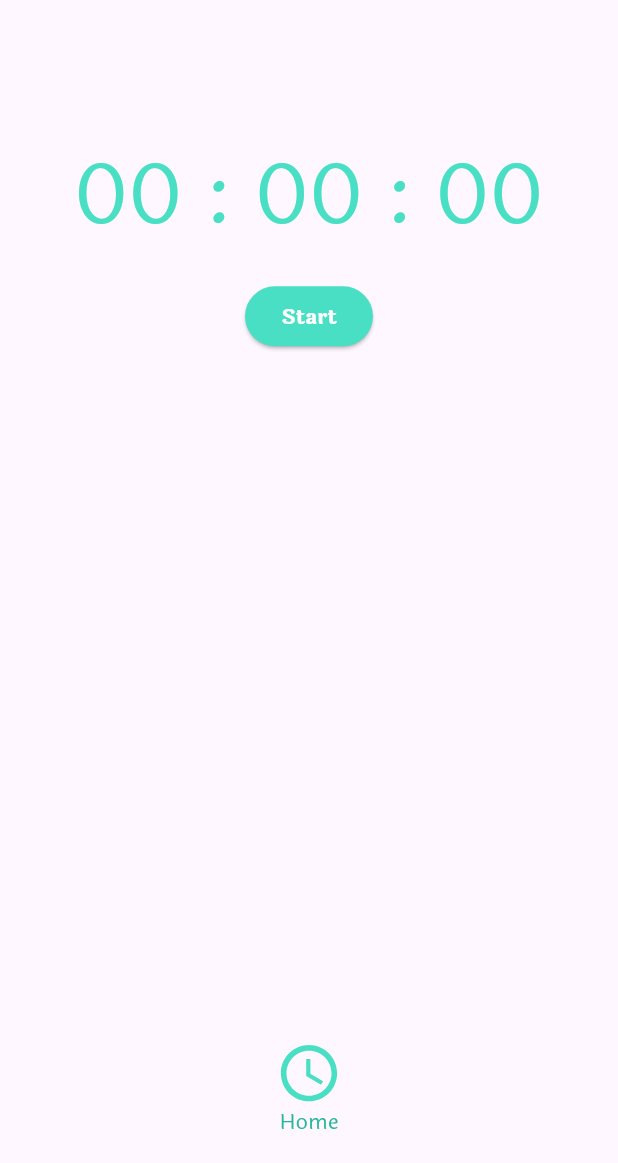
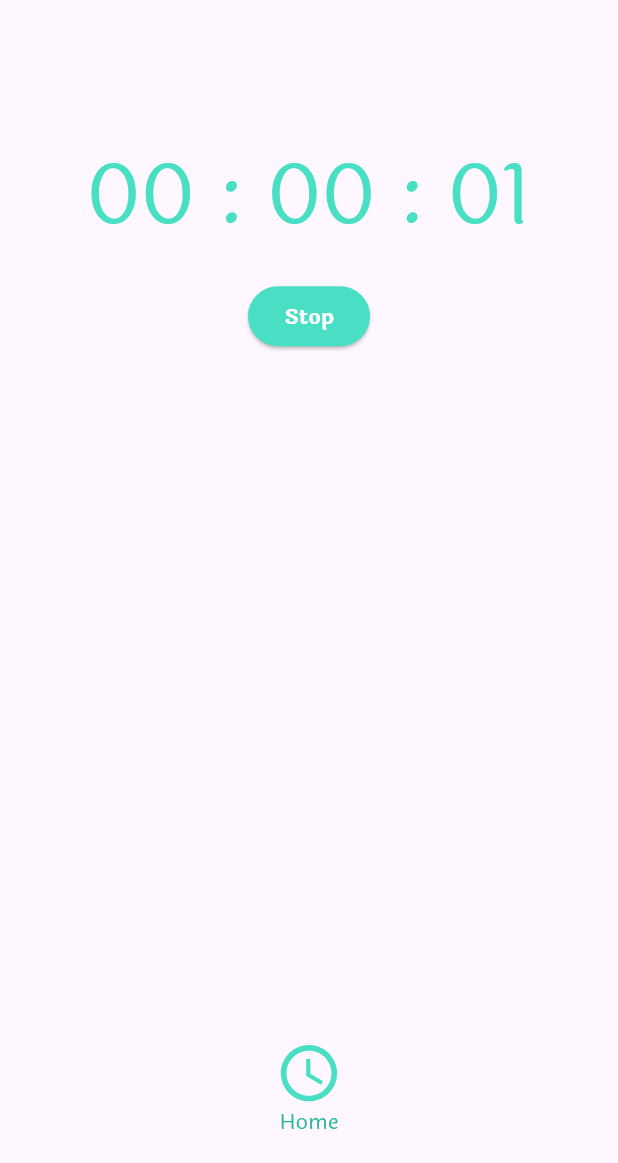
Before and after one commit to SyedSamee/Clockie, a Flutter app: the screen it shows after launch, after a tap on "Stop watch", after a tap on "Start", on a phone screen of 412 x 824 dp, the part 73-1236 px from its top. Run offline on Flutter 3.47's test engine with Material 2 defaults, Android fonts, the phone set to English and light mode, and no system bars; our stand-ins replace bloc, dotted_border, flutter_bloc, flutter_svg, sleek_circular_slider.

Commit message:
with stop watch

```diff
--- a/lib/config/extentions/time_extention.dart
+++ b/lib/config/extentions/time_extention.dart
@@ -3,6 +3,5 @@ import 'package:intl/intl.dart';
 extension TimeExtention on DateTime {
   String get timeFormater {
     return DateFormat("h: mm a").format(this);
-    // return "${this.hour}: ${this.minute}";
   }
 }
--- a/lib/config/utils.dart
+++ b/lib/config/utils.dart
@@ -1,7 +1,16 @@
+import 'dart:async';
+
+import 'package:clockie/config/extentions/string_extention.dart';
+import 'package:clockie/view/stopwatch/bloc/stop_bloc.dart';
 import 'package:flutter/material.dart';
 
 Color appColorOne = const Color(0xff49DFC4);
 Color appColorTwo = const Color(0xff26B69C);
+int mainValueHours = 0;
+int mainValueMins = 0;
+int mainValueSecs = 0;
+
+Timer? stopWatchTimer;
 
 CircularProgressIndicator appProgressIndicator = CircularProgressIndicator(
   color: appColorOne,
--- a/lib/controller/stopwatch_controller.dart/stopwatch_controller.dart
+++ b/lib/controller/stopwatch_controller.dart/stopwatch_controller.dart
@@ -2,43 +2,22 @@ import 'dart:async';
 
 import 'package:clockie/config/extentions/string_extention.dart';
 import 'package:clockie/config/extentions/time_extention.dart';
+import 'package:clockie/config/utils.dart';
 import 'package:clockie/view/home/bloc/home_bloc.dart';
 import 'package:clockie/view/stopwatch/bloc/stop_bloc.dart';
 
 class StopWatchController {
-  Timer? timer;
+  stopWatchStartTime(StopWatchBloc stopBloc, bool isStoped, String? time,
+      List? timeValues, bool isResume) {
+    int mainValueHours = 0;
+    int mainValueMins = 0;
+    int mainValueSecs = 0;
 
-  stopWatchStartTime(StopBloc stopBloc, bool isStoped, List<int> times) {
-    // there is a value which pluss
-
-    int mainValueHours =
-        // isStoped ? times.first :
-        0;
-    int mainValueMins =
-        // isStoped
-        //     ?
-        //     times
-        //         .sublist(
-        //           1,
-        //           2,
-        //         )
-        //         .first
-        //     :
-        0;
-    int mainValueSecs =
-
-        // isStoped
-        //     ? times
-        //         .sublist(
-        //           2,
-        //           3,
-        //         )
-        //         .first
-        //     :
-        0;
-
-    timer = Timer.periodic(Duration(seconds: 1), (secTimer) {
-      isStoped ? {secTimer.cancel(), secTimer.cancel()} : null;
+    if (isResume == false) {
+      if (isStoped == false && timeValues == null) {
+        //initial timer will start from here
+        stopWatchTimer?.cancel();
+        stopWatchTimer = Timer.periodic(Duration(seconds: 1), (secTimer) {
           mainValueSecs += 1;
 
           if (mainValueSecs >= 60) {
@@ -52,15 +31,51 @@ class StopWatchController {
           }
 
           if (mainValueHours >= 24) {
-        timer?.cancel();
+            stopWatchTimer?.cancel();
           }
 
           stopBloc.add(StopWatchTimerEvent(
+              unFilteredTime: [mainValueHours, mainValueMins, mainValueSecs],
               time:
                   "${mainValueHours.toString().timeIdentifier} : ${mainValueMins.toString().timeIdentifier} : ${mainValueSecs.toString().timeIdentifier}"));
         });
-    timer?.cancel();
+      } else {
+        //used for stoping
+        stopWatchTimer?.cancel();
+        stopBloc.add(
+            ResumeWatchTimerEvent(time: time!, unFilteredTime: timeValues!));
+      }
+    } else {
+      //resume controls
+      //you can also used this for restating a timer with custom timeValues = > working
+      int stopValueHours = timeValues?.first;
 
-    // each sec it will add timed value
+      int stopValueMins = timeValues?.sublist(1, 2).first;
+
+      int stopValueSecs = timeValues?.last;
+
+      stopWatchTimer = Timer.periodic(Duration(seconds: 1), (secTimer) {
+        stopValueSecs += 1;
+
+        if (stopValueSecs >= 60) {
+          stopValueMins++;
+          stopValueSecs = 0;
+        }
+
+        if (stopValueMins >= 60) {
+          stopValueHours += 1;
+          stopValueMins = 0;
+        }
+
+        if (stopValueHours >= 24) {
+          stopWatchTimer?.cancel();
+        }
+
+        stopBloc.add(StopWatchTimerEvent(
+            unFilteredTime: [stopValueHours, stopValueMins, stopValueSecs],
+            time:
+                "${stopValueHours.toString().timeIdentifier} : ${stopValueMins.toString().timeIdentifier} : ${stopValueSecs.toString().timeIdentifier}"));
+      });
     }
   }
+}
--- a/lib/main.dart
+++ b/lib/main.dart
@@ -9,11 +9,10 @@ void main() {
 class MyApp extends StatelessWidget {
   const MyApp({super.key});
 
-  // This widget is the root of your application.
   @override
   Widget build(BuildContext context) {
     return MaterialApp(
-      title: 'Flutter Demo',
+      title: 'Clockie',
       theme: appTheme,
       debugShowCheckedModeBanner: false,
       routes: appRoutes,
--- a/lib/view/bottom_viewer/bottom_viewer.dart
+++ b/lib/view/bottom_viewer/bottom_viewer.dart
@@ -17,13 +17,13 @@ class BottomViewer extends StatefulWidget {
 class _BottomViewerState extends State<BottomViewer> {
   HomeBloc homeBloc = HomeBloc();
   BottomViewerBloc bottomViewerBloc = BottomViewerBloc();
-  StopBloc stopBloc = StopBloc();
+  StopWatchBloc stopWatchBloc = StopWatchBloc();
   PageController pageController = PageController();
   @override
   void dispose() {
     homeBloc.close();
     bottomViewerBloc.close();
-    stopBloc.close();
+    stopWatchBloc.close();
     super.dispose();
   }
 
@@ -44,7 +44,7 @@ class _BottomViewerState extends State<BottomViewer> {
           children: [
             HomeScreen(homeBloc: homeBloc),
             StopWatchScreen(
-              stopBloc: stopBloc,
+              stopWatchBloc: stopWatchBloc,
             )
           ]),
     );
--- a/lib/view/home/home.dart
+++ b/lib/view/home/home.dart
@@ -6,6 +6,7 @@ import 'package:flutter/material.dart';
 import 'package:flutter_bloc/flutter_bloc.dart';
 
 class HomeScreen extends StatefulWidget {
+  //for disposing it with parent => bottomviewer
   final HomeBloc homeBloc;
   const HomeScreen({required this.homeBloc});
   @override
@@ -22,7 +23,6 @@ class _HomeScreenState extends State<HomeScreen> {
 
   @override
   Widget build(BuildContext context) {
-    final screenWidth = MediaQuery.of(context).size.width;
     final screenHeight = MediaQuery.of(context).size.height;
     return Scaffold(
       body: SafeArea(
--- a/lib/view/stopwatch/bloc/stop_bloc.dart
+++ b/lib/view/stopwatch/bloc/stop_bloc.dart
@@ -6,14 +6,22 @@ import 'package:meta/meta.dart';
 part 'stop_event.dart';
 part 'stop_state.dart';
 
-class StopBloc extends Bloc<StopEvent, StopState> {
-  StopBloc() : super(StopInitial()) {
+class StopWatchBloc extends Bloc<StopEvent, StopState> {
+  StopWatchBloc() : super(StopInitial()) {
     on<StopEvent>((event, emit) {});
     on<StopWatchTimerEvent>(stopWatchStartTimerEvent);
+    on<ResumeWatchTimerEvent>(resumeWatchTimerEvent);
   }
 
   FutureOr<void> stopWatchStartTimerEvent(
       StopWatchTimerEvent event, Emitter<StopState> emit) {
-    emit(StopWatchTimerState(time: event.time));
+    emit(StopWatchTimerState(
+        time: event.time, unFilteredTime: event.unFilteredTime));
+  }
+
+  FutureOr<void> resumeWatchTimerEvent(
+      ResumeWatchTimerEvent event, Emitter<StopState> emit) {
+    emit(ResumeWatchTimerState(
+        time: event.time, unFilteredTime: event.unFilteredTime));
   }
 }
--- a/lib/view/stopwatch/bloc/stop_event.dart
+++ b/lib/view/stopwatch/bloc/stop_event.dart
@@ -5,5 +5,12 @@ sealed class StopEvent {}
 
 class StopWatchTimerEvent extends StopEvent {
   final String time;
-  StopWatchTimerEvent({required this.time});
+  final List unFilteredTime;
+  StopWatchTimerEvent({required this.time, required this.unFilteredTime});
 }
+
+class ResumeWatchTimerEvent extends StopEvent {
+  final String time;
+  final List unFilteredTime;
+  ResumeWatchTimerEvent({required this.time, required this.unFilteredTime});
+}
--- a/lib/view/stopwatch/bloc/stop_state.dart
+++ b/lib/view/stopwatch/bloc/stop_state.dart
@@ -7,5 +7,12 @@ final class StopInitial extends StopState {}
 
 final class StopWatchTimerState extends StopState {
   final String time;
-  StopWatchTimerState({required this.time});
+  final List unFilteredTime;
+  StopWatchTimerState({required this.time, required this.unFilteredTime});
 }
+
+final class ResumeWatchTimerState extends StopState {
+  final String time;
+  final List unFilteredTime;
+  ResumeWatchTimerState({required this.time, required this.unFilteredTime});
+}
--- a/lib/view/stopwatch/stopwatch.dart
+++ b/lib/view/stopwatch/stopwatch.dart
@@ -2,6 +2,7 @@ import 'dart:async';
 import 'dart:math';
 import 'dart:ui';
 
+import 'package:clockie/config/extentions/string_extention.dart';
 import 'package:clockie/config/utils.dart';
 import 'package:clockie/controller/stopwatch_controller.dart/stopwatch_controller.dart';
 import 'package:clockie/view/stopwatch/bloc/stop_bloc.dart';
@@ -12,23 +13,16 @@ import 'package:flutter_bloc/flutter_bloc.dart';
 import 'package:sleek_circular_slider/sleek_circular_slider.dart';
 
 class StopWatchScreen extends StatefulWidget {
-  final StopBloc stopBloc;
-  const StopWatchScreen({super.key, required this.stopBloc});
+  //for disposing it with parent => bottomviewer
+  final StopWatchBloc stopWatchBloc;
+  const StopWatchScreen({super.key, required this.stopWatchBloc});
 
   @override
   State<StopWatchScreen> createState() => _StopWatchScreenState();
 }
 
 class _StopWatchScreenState extends State<StopWatchScreen> {
-  @override
-  void initState() {
-    super.initState();
-  }
-
-  @override
-  void dispose() {
-    super.dispose();
-  }
+  Timer? timer;
 
   @override
   Widget build(BuildContext context) {
@@ -39,23 +33,32 @@ class _StopWatchScreenState extends State<StopWatchScreen> {
           child: Container(
         width: screenWidth,
         height: screenHeight,
-        child: BlocBuilder<StopBloc, StopState>(
-          bloc: widget.stopBloc,
+        child: BlocBuilder<StopWatchBloc, StopState>(
+          bloc: widget.stopWatchBloc,
           buildWhen: (previous, current) =>
-              current is StopInitial || current is StopWatchTimerState,
+              current is StopInitial ||
+              current is StopWatchTimerState ||
+              current is ResumeWatchTimerState,
           builder: (context, state) {
             return Column(
               children: [
                 SizedBox(
                   height: screenHeight * .1,
                 ),
-                Container(
+                GestureDetector(
+                  onTap: () {
+                    timer?.cancel();
+                  },
+                  child: Container(
                     alignment: Alignment.center,
                     child: Text(
                       state is StopWatchTimerState
                           ? "${state.time}"
+                          : state is ResumeWatchTimerState
+                              ? "${state.time}"
                               : "00 : 00 : 00",
                       style: TextStyle(fontSize: 55, color: appColorOne),
+                    ),
                   ),
                 ),
                 SizedBox(
@@ -63,8 +66,22 @@ class _StopWatchScreenState extends State<StopWatchScreen> {
                 ),
                 ElevatedButton(
                   onPressed: () {
-                    StopWatchController().stopWatchStartTime(widget.stopBloc,
-                        state is StopWatchTimerState ? true : false, []);
+                    state is StopWatchTimerState
+                        ? StopWatchController().stopWatchStartTime(
+                            widget.stopWatchBloc,
+                            true,
+                            state.time,
+                            state.unFilteredTime,
+                            false)
+                        : state is ResumeWatchTimerState
+                            ? StopWatchController().stopWatchStartTime(
+                                widget.stopWatchBloc,
+                                true,
+                                state.time,
+                                state.unFilteredTime,
+                                true)
+                            : StopWatchController().stopWatchStartTime(
+                                widget.stopWatchBloc, false, null, null, false);
                   },
                   child: Text(
                     state is StopWatchTimerState ? "Stop" : "Start",
@@ -74,7 +91,20 @@ class _StopWatchScreenState extends State<StopWatchScreen> {
                   style: ButtonStyle(
                       backgroundColor: MaterialStateColor.resolveWith(
                           (states) => appColorOne)),
+                ),
+                state is! StopWatchTimerState
+                    ? ElevatedButton(
+                        onPressed: () {},
+                        child: Text(
+                          "Reset",
+                          style: TextStyle(
+                              color: Colors.white, fontWeight: FontWeight.bold),
+                        ),
+                        style: ButtonStyle(
+                            backgroundColor: MaterialStateColor.resolveWith(
+                                (states) => appColorOne)),
                       )
+                    : SizedBox(),
               ],
             );
           },
```
Lines whose indentation alone changed are shown as unchanged.
